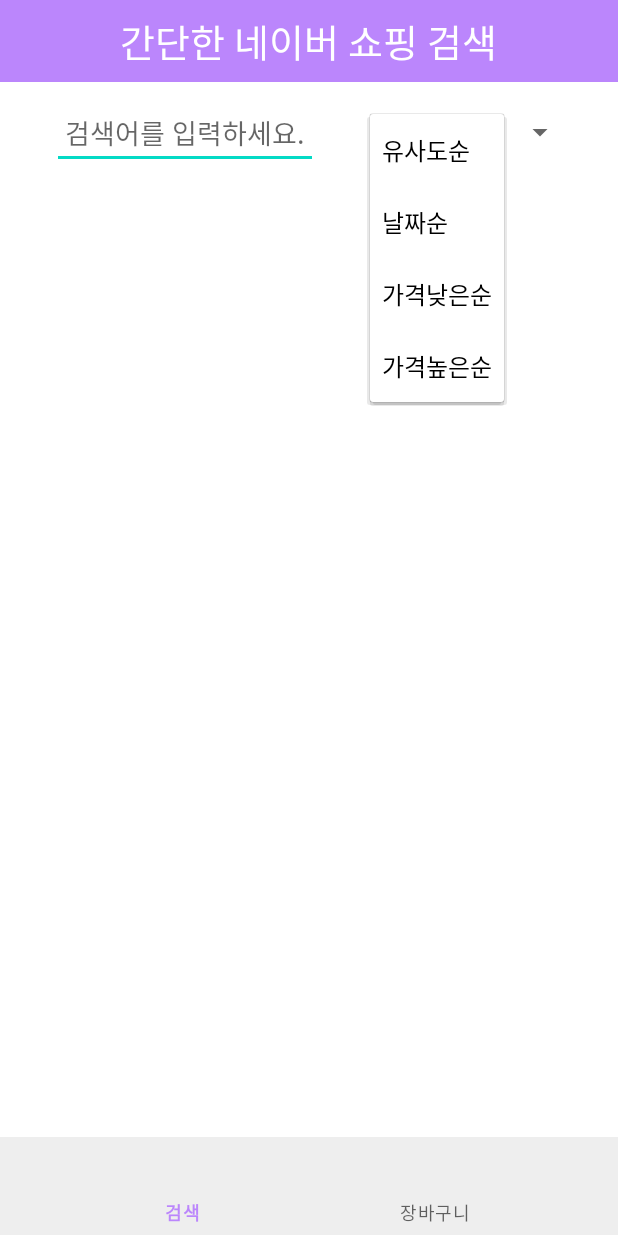
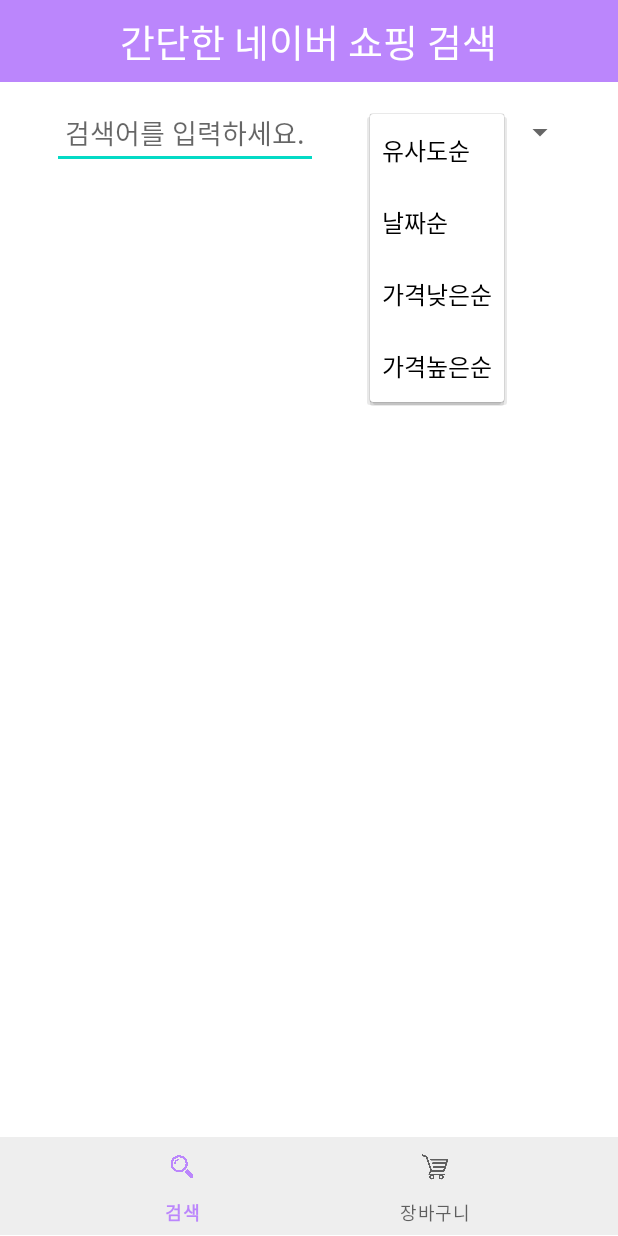
Before and after one commit to bCheol/SimpleShoppingJv, an Android app: the screen it shows after launch (MainActivity), after a tap on "유사도순", on a phone screen of 412 x 824 dp. Run offline under Robolectric (Android 15) with nearby library versions, the phone set to English and light mode, and no system bars; pictures from the network do not load.

Commit message:
iconAdd, nameChange

```diff
--- a/app/src/main/java/com/example/simpleshoppingjv/AdapterSearch.java
+++ b/app/src/main/java/com/example/simpleshoppingjv/AdapterSearch.java
@@ -22,7 +22,7 @@
 
 public class AdapterSearch extends RecyclerView.Adapter<AdapterSearch.ViewHolder>{
 
-    ArrayList<ColumnSearch> searchItem = new ArrayList<>();
+    ArrayList<RecyclerItemSearch> searchItem = new ArrayList<>();
 
     @NonNull
     @Override
@@ -34,7 +34,7 @@
 
     @Override
     public void onBindViewHolder(@NonNull ViewHolder holder, int position) {
-        ColumnSearch item = searchItem.get(position);
+        RecyclerItemSearch item = searchItem.get(position);
         holder.setItem(item);
     }
 
@@ -56,7 +56,7 @@
             basketAddBtn = itemView.findViewById(R.id.basketAddBtn);
             toast = Toast.makeText(itemView.getContext(), "장바구니에 추가됐습니다.", Toast.LENGTH_SHORT);
         }
-        public void setItem(ColumnSearch item){
+        public void setItem(RecyclerItemSearch item){
             title.setText(item.getTitle());
             Glide.with(itemView.getContext())
                     .load(item.getImage())
@@ -92,7 +92,7 @@
         }
     }
 
-    public void addItem(ColumnSearch item){
+    public void addItem(RecyclerItemSearch item){
         searchItem.add(item);
     }
 
--- a/app/src/main/java/com/example/simpleshoppingjv/FragmentSearch.java
+++ b/app/src/main/java/com/example/simpleshoppingjv/FragmentSearch.java
@@ -154,7 +154,7 @@
                             String link = data.getItem().get(i).getLink();
                             String image = data.getItem().get(i).getImage();
                             String lprice = data.getItem().get(i).getLprice();
-                            adapter.addItem(new ColumnSearch(title, link, image, lprice));
+                            adapter.addItem(new RecyclerItemSearch(title, link, image, lprice));
                         }
                         recyclerView.setAdapter(adapter);
                     } else {
--- a/app/src/main/java/com/example/simpleshoppingjv/ColumnSearch.java
+++ b/app/src/main/java/com/example/simpleshoppingjv/RecyclerItemSearch.java
@@ -1,9 +1,9 @@
 package com.example.simpleshoppingjv;
 
-public class ColumnSearch {
+public class RecyclerItemSearch {
     String title, link, image, lprice;
 
-    public ColumnSearch(String title, String link, String image, String lprice) {
+    public RecyclerItemSearch(String title, String link, String image, String lprice) {
         this.title = title;
         this.link = link;
         this.image = image;
--- a/app/src/main/res/menu/bottomnavigation.xml
+++ b/app/src/main/res/menu/bottomnavigation.xml
@@ -2,9 +2,11 @@
 <menu xmlns:android="http://schemas.android.com/apk/res/android">
     <item
         android:title="검색"
-        android:id="@+id/searchView"/>
+        android:id="@+id/searchView"
+        android:icon="@drawable/icon_search"/>
 
     <item
         android:title="장바구니"
-        android:id="@+id/shoppingBasket"/>
+        android:id="@+id/shoppingBasket"
+        android:icon="@drawable/icon_basket"/>
 </menu>
```
Also changed, not shown: app/src/main/res/drawable/icon_basket.png (added), app/src/main/res/drawable/icon_search.png (added).
